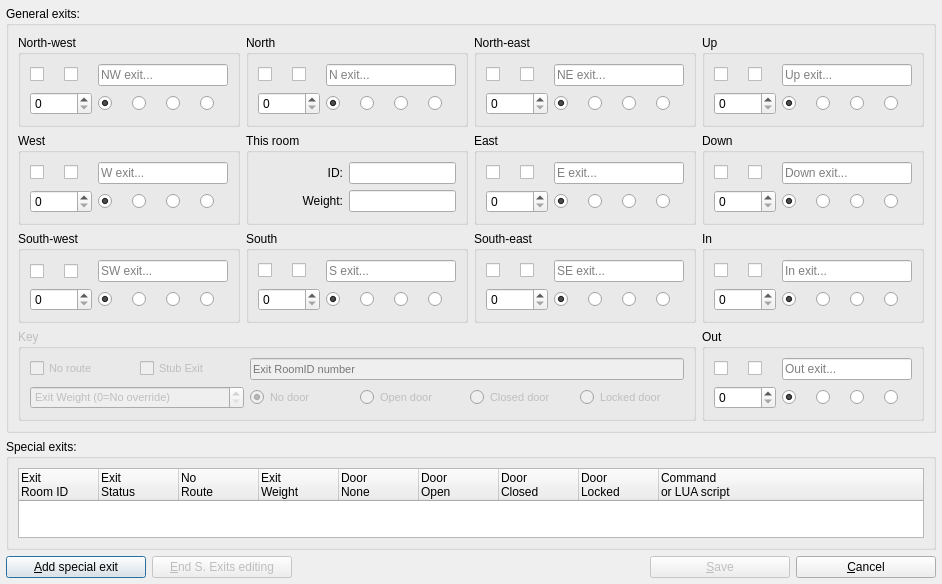
First picture: the form in src/ui/room_exits.ui, repository Mudlet/Mudlet, before the edit.
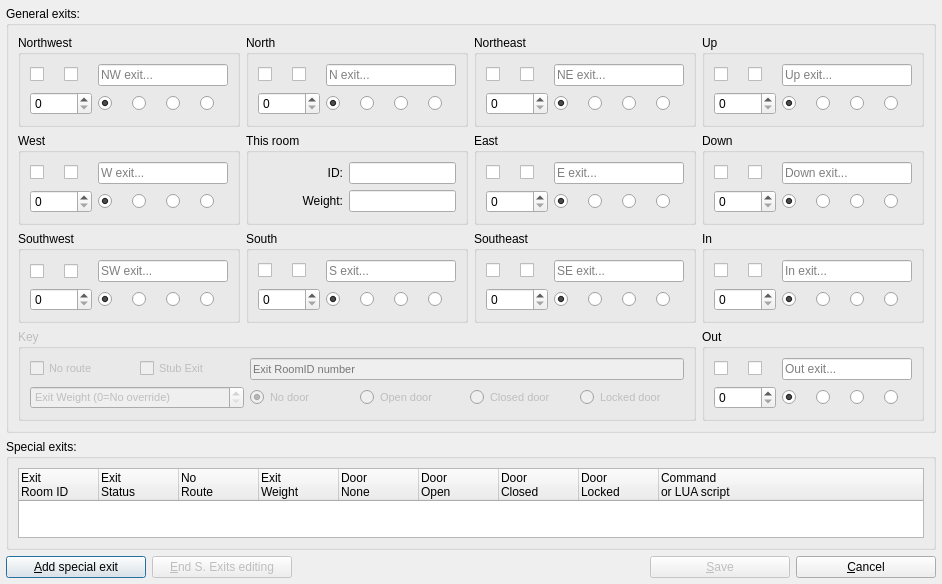
Second picture: the form after the edit. Icons and pictures are not drawn. Custom widgets are drawn as their Qt base class.

Commit message: Revise: remove hyphens from diagonal exits' titles

The edit to the form file:
```diff
--- a/src/ui/room_exits.ui
+++ b/src/ui/room_exits.ui
@@ -49,7 +49,7 @@
          <bool>false</bool>
         </property>
         <property name="title">
-         <string>North-west</string>
+         <string>Northwest</string>
         </property>
         <layout class="QGridLayout" name="gridLayout_nw">
          <item row="0" column="0">
@@ -317,7 +317,7 @@
          </sizepolicy>
         </property>
         <property name="title">
-         <string>North-east</string>
+         <string>Northeast</string>
         </property>
         <layout class="QGridLayout" name="gridLayout_ne">
          <item row="0" column="0">
@@ -1051,7 +1051,7 @@
          </sizepolicy>
         </property>
         <property name="title">
-         <string>South-west</string>
+         <string>Southwest</string>
         </property>
         <layout class="QGridLayout" name="gridLayout_sw">
          <item row="0" column="0">
@@ -1337,7 +1337,7 @@
          </sizepolicy>
         </property>
         <property name="title">
-         <string>South-east</string>
+         <string>Southeast</string>
         </property>
         <layout class="QGridLayout" name="gridLayout_se">
          <item row="0" column="0">
```
